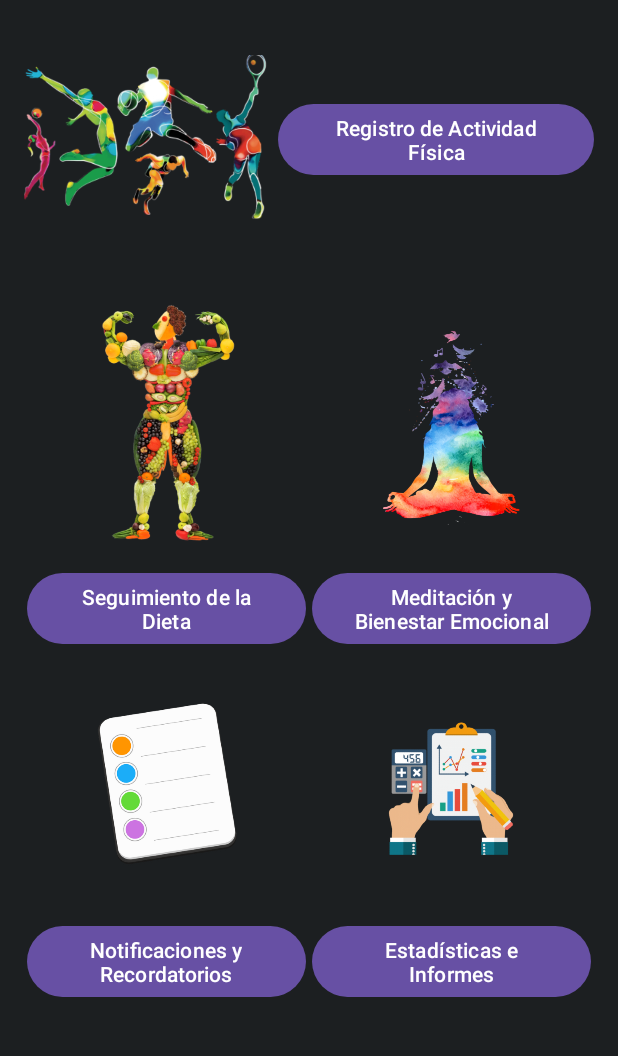
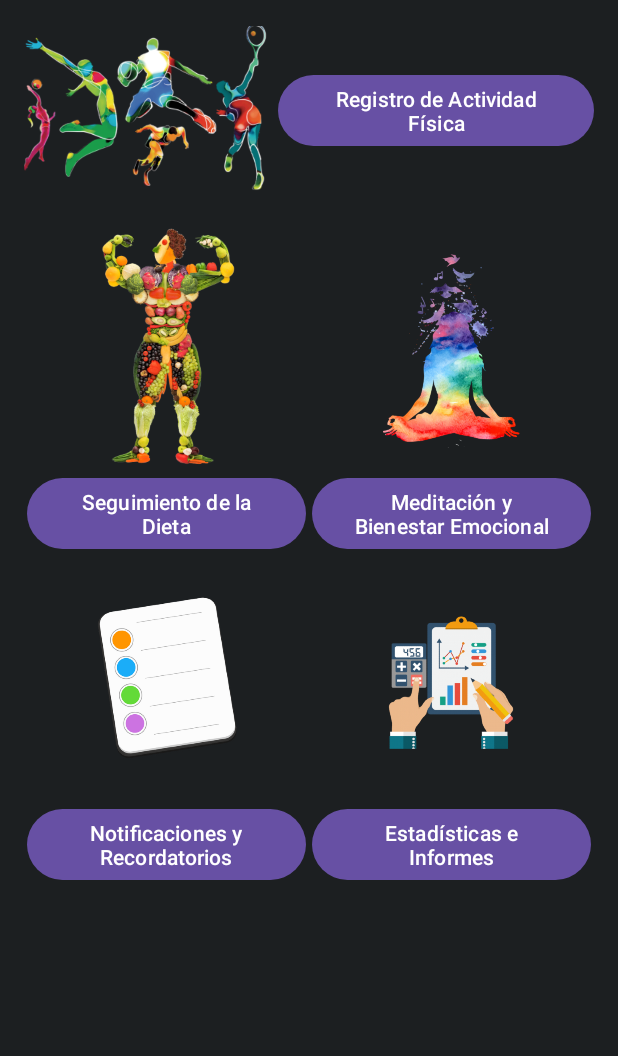
Before and after one commit to cescodc/UniVital, an Android app: the screen it shows after launch (MainActivity), on a phone screen of 412 x 824 dp, the part 97-1153 px from its top. Run offline under Robolectric (Android 15) with nearby library versions, the phone set to English and light mode, and no system bars.

Commit message:
Prueba de Ejecucion y cambios para ello

```diff
--- a/app/src/main/res/layout/activity_main.xml
+++ b/app/src/main/res/layout/activity_main.xml
@@ -33,7 +33,7 @@
 
         <ImageView
             android:layout_width="169dp"
-            android:layout_height="154dp"
+            android:layout_height="115dp"
             android:layout_gravity="center"
             android:contentDescription="@string/app_name"
             android:src="@drawable/actividad_fisica" />
@@ -67,7 +67,7 @@
 
             <ImageView
                 android:layout_width="100dp"
-                android:layout_height="190dp"
+                android:layout_height="165dp"
                 android:layout_gravity="center"
                 android:contentDescription="@string/app_name"
                 android:src="@drawable/dieta" />
@@ -80,7 +80,7 @@
 
             <ImageView
                 android:layout_width="120dp"
-                android:layout_height="180dp"
+                android:layout_height="165dp"
                 android:layout_gravity="center"
                 android:contentDescription="@string/app_name"
                 android:src="@drawable/recordatorios" />
@@ -103,7 +103,7 @@
 
             <ImageView
                 android:layout_width="100dp"
-                android:layout_height="190dp"
+                android:layout_height="165dp"
                 android:layout_gravity="center"
                 android:contentDescription="@string/app_name"
                 android:src="@drawable/meditacion" />
@@ -116,7 +116,7 @@
 
             <ImageView
                 android:layout_width="100dp"
-                android:layout_height="180dp"
+                android:layout_height="165dp"
                 android:layout_gravity="center"
                 android:contentDescription="@string/app_name"
                 android:src="@drawable/informe" />
```
